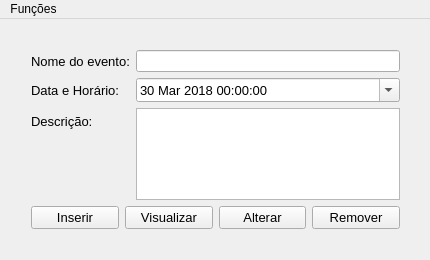
This is Agenda/agenda.ui in AndersonS001/Estrutura-de-Dados as Qt 5 draws it before an edit. The edited form follows.
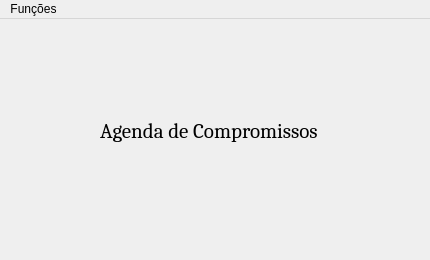
This is the edited form. Icons and pictures are not drawn.

The edit to the form file:
```diff
--- a/Agenda/agenda.ui
+++ b/Agenda/agenda.ui
@@ -14,151 +14,24 @@
    <string>Agenda</string>
   </property>
   <widget class="QWidget" name="centralWidget">
-   <widget class="QWidget" name="layoutWidget">
+   <widget class="QLabel" name="label">
     <property name="geometry">
      <rect>
-      <x>20</x>
-      <y>20</y>
-      <width>391</width>
-      <height>201</height>
+      <x>100</x>
+      <y>100</y>
+      <width>232</width>
+      <height>25</height>
      </rect>
     </property>
-    <layout class="QVBoxLayout" name="verticalLayout">
-     <item>
-      <layout class="QFormLayout" name="formLayout">
-       <item row="0" column="0">
-        <widget class="QLabel" name="label">
-         <property name="font">
-          <font>
-           <pointsize>10</pointsize>
-          </font>
-         </property>
-         <property name="text">
-          <string>Nome do evento:</string>
-         </property>
-        </widget>
-       </item>
-       <item row="0" column="1">
-        <widget class="QLineEdit" name="txtTitulo"/>
-       </item>
-       <item row="1" column="0">
-        <widget class="QLabel" name="label_2">
-         <property name="font">
-          <font>
-           <pointsize>10</pointsize>
-          </font>
-         </property>
-         <property name="text">
-          <string>Data e Horário:</string>
-         </property>
-        </widget>
-       </item>
-       <item row="1" column="1">
-        <widget class="QDateTimeEdit" name="dtQuando">
-         <property name="font">
-          <font>
-           <pointsize>10</pointsize>
-          </font>
-         </property>
-         <property name="minimumDateTime">
-          <datetime>
-           <hour>0</hour>
-           <minute>0</minute>
-           <second>0</second>
-           <year>2018</year>
-           <month>3</month>
-           <day>30</day>
-          </datetime>
-         </property>
-         <property name="maximumDate">
-          <date>
-           <year>2100</year>
-           <month>12</month>
-           <day>31</day>
-          </date>
-         </property>
-         <property name="minimumDate">
-          <date>
-           <year>2018</year>
-           <month>3</month>
-           <day>30</day>
-          </date>
-         </property>
-         <property name="calendarPopup">
-          <bool>true</bool>
-         </property>
-        </widget>
-       </item>
-       <item row="2" column="0">
-        <widget class="QLabel" name="label_3">
-         <property name="font">
-          <font>
-           <pointsize>10</pointsize>
-          </font>
-         </property>
-         <property name="text">
-          <string>Descrição:</string>
-         </property>
-        </widget>
-       </item>
-       <item row="2" column="1">
-        <widget class="QTextEdit" name="txtDescricao"/>
-       </item>
-      </layout>
-     </item>
-     <item>
-      <layout class="QHBoxLayout" name="horizontalLayout">
-       <item>
-        <widget class="QPushButton" name="btnInserir">
-         <property name="font">
-          <font>
-           <pointsize>10</pointsize>
-          </font>
-         </property>
-         <property name="text">
-          <string>Inserir</string>
-         </property>
-        </widget>
-       </item>
-       <item>
-        <widget class="QPushButton" name="btnVisualizar">
-         <property name="font">
-          <font>
-           <pointsize>10</pointsize>
-          </font>
-         </property>
-         <property name="text">
-          <string>Visualizar</string>
-         </property>
-        </widget>
-       </item>
-       <item>
-        <widget class="QPushButton" name="btnAlterar">
-         <property name="font">
-          <font>
-           <pointsize>10</pointsize>
-          </font>
-         </property>
-         <property name="text">
-          <string>Alterar</string>
-         </property>
-        </widget>
-       </item>
-       <item>
-        <widget class="QPushButton" name="btnRemover">
-         <property name="font">
-          <font>
-           <pointsize>10</pointsize>
-          </font>
-         </property>
-         <property name="text">
-          <string>Remover</string>
-         </property>
-        </widget>
-       </item>
-      </layout>
-     </item>
-    </layout>
+    <property name="font">
+     <font>
+      <family>Cambria</family>
+      <pointsize>16</pointsize>
+     </font>
+    </property>
+    <property name="text">
+     <string>Agenda de Compromissos</string>
+    </property>
    </widget>
   </widget>
   <widget class="QMenuBar" name="menuBar">
```
Left out of the diff: 10 changed lines with no effect on the pictures.
